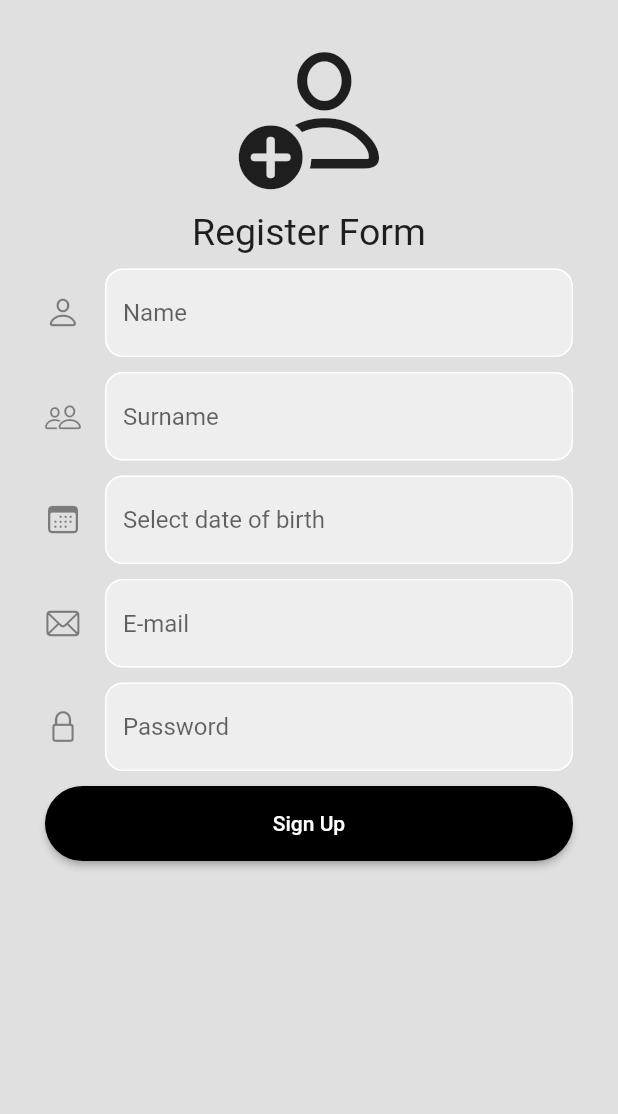
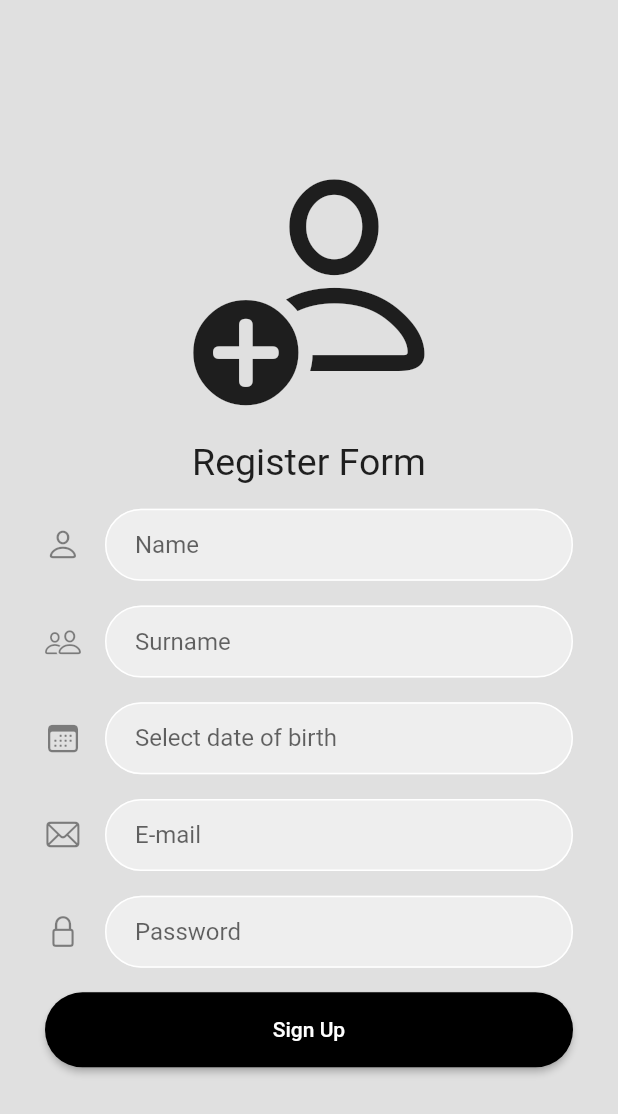
Before and after one commit to gyoyen/Word_Suggestion, a Flutter app: the screen it shows after launch, after a tap on "Register", on a phone screen of 412 x 824 dp. Shown: the top 1114 px of the screen. Run offline on Flutter 3.47's test engine with Material 2 defaults, Android fonts, the light colour scheme and no system bars; our stand-ins replace auto_size_text, firebase_auth, firebase_core, firebase_database, hidden_drawer_menu; accounts and stored records are empty; project files that could hold a hidden picture were left out.

```diff
--- a/lib/custom_decoration.dart
+++ b/lib/custom_decoration.dart
@@ -3,9 +3,10 @@ import 'package:flutter/material.dart';
 class CustomDecoration {
   InputDecoration inputDecoration(String hint, Icon icn) {
     InputDecoration ind = InputDecoration(
+      contentPadding: const EdgeInsets.symmetric(vertical: 10, horizontal: 20),
       enabledBorder: OutlineInputBorder(
         borderSide: const BorderSide(color: Colors.white),
-        borderRadius: BorderRadius.circular(12),
+        borderRadius: BorderRadius.circular(40),
       ),
       focusedBorder: OutlineInputBorder(
         borderSide: const BorderSide(color: Colors.black),
--- a/lib/drawer/drawer_sidebar.dart
+++ b/lib/drawer/drawer_sidebar.dart
@@ -4,7 +4,7 @@ import 'package:flutter/material.dart';
 import 'package:word_suggestion/drawer/drawer_header.dart';
 import 'package:word_suggestion/screens_home/aboutus_screen.dart';
 import 'package:word_suggestion/screens_home/profile_screen.dart';
-import 'package:word_suggestion/screens_home/suggestion_screen.dart';
+import 'package:word_suggestion/screens_home/suggestion_main_screen.dart';
 import 'package:word_suggestion/screens_home/word_screen.dart';
 
 import 'drawer_item.dart';
--- a/lib/hidden_drawer/hidden_drawer_menu.dart
+++ b/lib/hidden_drawer/hidden_drawer_menu.dart
@@ -6,7 +6,7 @@ import 'package:word_suggestion/hidden_drawer/hidden_drawer_header.dart';
 import 'package:word_suggestion/screens_home/aboutus_screen.dart';
 import 'package:word_suggestion/screens_home/profile_screen.dart';
 import 'package:word_suggestion/screens_home/start_screen.dart';
-import 'package:word_suggestion/screens_home/suggestion_screen.dart';
+import 'package:word_suggestion/screens_home/suggestion_main_screen.dart';
 import 'package:word_suggestion/screens_home/word_screen.dart';
 
 import '../drawer/drawer_sidebar.dart';
--- a/lib/screens_login/login_screen.dart
+++ b/lib/screens_login/login_screen.dart
@@ -1,3 +1,4 @@
+import 'package:auto_size_text/auto_size_text.dart';
 import 'package:firebase_auth/firebase_auth.dart';
 import 'package:flutter/cupertino.dart';
 import 'package:flutter/material.dart';
@@ -25,9 +26,8 @@ class _LoginScreenState extends State<LoginScreen> {
         color: Colors.black,
       ),
       backgroundColor: Colors.grey[300],
-      body: SingleChildScrollView(
-        child: SafeArea(
-          child: Center(
+      body: Center(
+        child: SingleChildScrollView(
           child: Padding(
             padding: const EdgeInsets.all(30),
             child: Form(
@@ -35,15 +35,12 @@ class _LoginScreenState extends State<LoginScreen> {
               child: Column(
                 mainAxisAlignment: MainAxisAlignment.center,
                 children: [
-                    const SizedBox(
-                      height: 50,
+                  Icon(
+                    CupertinoIcons.lock_circle_fill,
+                    size: MediaQuery.of(context).size.height * 0.2,
                   ),
-                    const Icon(
-                      CupertinoIcons.lock_circle_fill,
-                      size: 120,
-                    ),
-                    const SizedBox(
-                      height: 25,
+                  SizedBox(
+                    height: MediaQuery.of(context).size.height * 0.04,
                   ),
                   TextFormField(
                     controller: _emailController,
@@ -58,8 +55,8 @@ class _LoginScreenState extends State<LoginScreen> {
                       return null;
                     },
                   ),
-                    const SizedBox(
-                      height: 15,
+                  SizedBox(
+                    height: MediaQuery.of(context).size.height * 0.03,
                   ),
                   TextFormField(
                     controller: _passwordController,
@@ -75,8 +72,8 @@ class _LoginScreenState extends State<LoginScreen> {
                       return null;
                     },
                   ),
-                    const SizedBox(
-                      height: 15,
+                  SizedBox(
+                    height: MediaQuery.of(context).size.height * 0.02,
                   ),
                   ElevatedButton(
                     style: ElevatedButton.styleFrom(
@@ -91,8 +88,7 @@ class _LoginScreenState extends State<LoginScreen> {
                       _formKey.currentState!.save();
 
                       try {
-                          await FirebaseAuth.instance
-                              .signInWithEmailAndPassword(
+                        await FirebaseAuth.instance.signInWithEmailAndPassword(
                             email: _emailController.text.trim(),
                             password: _passwordController.text.trim());
                       } on FirebaseAuthException catch (e) {
@@ -104,8 +100,8 @@ class _LoginScreenState extends State<LoginScreen> {
                     },
                     child: const Text("Login"),
                   ),
-                    const SizedBox(
-                      height: 15,
+                  SizedBox(
+                    height: MediaQuery.of(context).size.height * 0.02,
                   ),
                   ElevatedButton(
                     style: ElevatedButton.styleFrom(
@@ -123,26 +119,34 @@ class _LoginScreenState extends State<LoginScreen> {
                     },
                     child: const Text("Register"),
                   ),
-                    const SizedBox(
-                      height: 15,
+                  SizedBox(
+                    height: MediaQuery.of(context).size.height * 0.02,
                   ),
-                    Align(
-                      alignment: Alignment.bottomCenter,
-                      child: MaterialButton(
+                  MaterialButton(
                     onPressed: () async {
                       Navigator.of(context).push(
                         CupertinoPageRoute(
                           fullscreenDialog: true,
-                              builder: (context) =>
-                                  const ChangePasswordScreen(),
+                          builder: (context) => const ChangePasswordScreen(),
                         ),
                       );
                     },
-                        child: const Text("Forgot your password? Click here."),
+                    child: const AutoSizeText(
+                        "Forgot your password? Click here.",
+                        style: TextStyle(
+                            decoration: TextDecoration.underline,
+                            fontSize: 200),
+                        maxLines: 1),
                   ),
-                    ),
+                  ElevatedButton(
+                      onPressed: () {
+                        FirebaseAuth.instance.signInWithEmailAndPassword(
+                          email: "gytestsandprojects@gmail.com",
+                          password: "asd123",
+                        );
+                      },
+                      child: Text("gir")),
                 ],
-                ),
               ),
             ),
           ),
--- a/lib/screens_login/register_screen.dart
+++ b/lib/screens_login/register_screen.dart
@@ -4,7 +4,6 @@ import 'package:flutter/cupertino.dart';
 import 'package:flutter/material.dart';
 import 'package:intl/intl.dart';
 import 'package:word_suggestion/custom_decoration.dart';
-import 'package:word_suggestion/screens_login/verify_screen.dart';
 
 class RegisterScreen extends StatefulWidget {
   const RegisterScreen({Key? key}) : super(key: key);
@@ -26,28 +25,27 @@ class _RegisterScreenState extends State<RegisterScreen> {
   Widget build(BuildContext context) {
     return Scaffold(
       backgroundColor: Colors.grey[300],
-      body: SingleChildScrollView(
-        child: SafeArea(
-          child: Center(
+      body: Center(
+        child: SingleChildScrollView(
           child: Padding(
             padding: const EdgeInsets.all(30),
             child: Form(
               key: _formKey,
               child: Column(
                 children: [
-                    const Icon(
+                  Icon(
                     CupertinoIcons.person_badge_plus,
-                      size: 100,
+                    size: MediaQuery.of(context).size.height * 0.2,
                   ),
-                    const SizedBox(
-                      height: 10,
+                  SizedBox(
+                    height: MediaQuery.of(context).size.height * 0.02,
                   ),
                   const Text(
                     "Register Form",
                     style: TextStyle(fontSize: 25),
                   ),
-                    const SizedBox(
-                      height: 10,
+                  SizedBox(
+                    height: MediaQuery.of(context).size.height * 0.02,
                   ),
                   TextFormField(
                     controller: _nameController,
@@ -62,8 +60,8 @@ class _RegisterScreenState extends State<RegisterScreen> {
                     decoration: CustomDecoration().inputDecoration(
                         "Name", const Icon(CupertinoIcons.person)),
                   ),
-                    const SizedBox(
-                      height: 10,
+                  SizedBox(
+                    height: MediaQuery.of(context).size.height * 0.02,
                   ),
                   TextFormField(
                     controller: _surnameController,
@@ -78,8 +76,8 @@ class _RegisterScreenState extends State<RegisterScreen> {
                     decoration: CustomDecoration().inputDecoration(
                         "Surname", const Icon(CupertinoIcons.person_2)),
                   ),
-                    const SizedBox(
-                      height: 10,
+                  SizedBox(
+                    height: MediaQuery.of(context).size.height * 0.02,
                   ),
                   TextFormField(
                     controller: _birthdateController,
@@ -105,13 +103,13 @@ class _RegisterScreenState extends State<RegisterScreen> {
                       if (pickedDate != null) {
                         setState(() {
                           _birthdateController.text =
-                                DateFormat('dd-MM-yyyy').format(pickedDate);
+                              DateFormat('MM-dd-yyyy').format(pickedDate);
                         });
                       }
                     },
                   ),
-                    const SizedBox(
-                      height: 10,
+                  SizedBox(
+                    height: MediaQuery.of(context).size.height * 0.02,
                   ),
                   TextFormField(
                     controller: _emailController,
@@ -126,8 +124,8 @@ class _RegisterScreenState extends State<RegisterScreen> {
                     decoration: CustomDecoration().inputDecoration(
                         "E-mail", const Icon(CupertinoIcons.mail)),
                   ),
-                    const SizedBox(
-                      height: 10,
+                  SizedBox(
+                    height: MediaQuery.of(context).size.height * 0.02,
                   ),
                   TextFormField(
                     controller: _passwordController,
@@ -143,8 +141,8 @@ class _RegisterScreenState extends State<RegisterScreen> {
                     decoration: CustomDecoration().inputDecoration(
                         "Password", const Icon(CupertinoIcons.lock)),
                   ),
-                    const SizedBox(
-                      height: 10,
+                  SizedBox(
+                    height: MediaQuery.of(context).size.height * 0.02,
                   ),
                   ElevatedButton(
                     style: ElevatedButton.styleFrom(
@@ -174,7 +172,6 @@ class _RegisterScreenState extends State<RegisterScreen> {
           ),
         ),
       ),
-      ),
     );
   }
 
@@ -196,14 +193,9 @@ class _RegisterScreenState extends State<RegisterScreen> {
         "Surname": surname,
         "BirthDate": birthdate,
         "Email": email,
-      }).then((_) => Navigator.pushReplacement(
-            context,
-            MaterialPageRoute(
-              builder: (BuildContext context) => const VerifyScreen(
-                prevScreen: "register_screen",
-              ),
-            ),
-          ));
+        "LearnedWords": "",
+      }).whenComplete(
+          () => {Navigator.popUntil(context, (route) => route.isFirst)});
     } on FirebaseAuthException catch (e) {
       final snackBar = SnackBar(
         content: Text(e.code),
```
Also changed, not shown: lib/screens_home/suggestion_main_screen.dart (added, +106 -0 lines), lib/screens_home/suggestion_screen.dart (deleted, +0 -24 lines), lib/screens_login/verify_screen.dart (+7 -3 lines), lib/suggestion/unsuggested_word_screen.dart (added, +20 -0 lines), lib/suggestion/suggested_learned_screen.dart (added), lib/suggestion/suggested_unlearned_screen.dart (added). Lines whose indentation alone changed are shown as unchanged.
